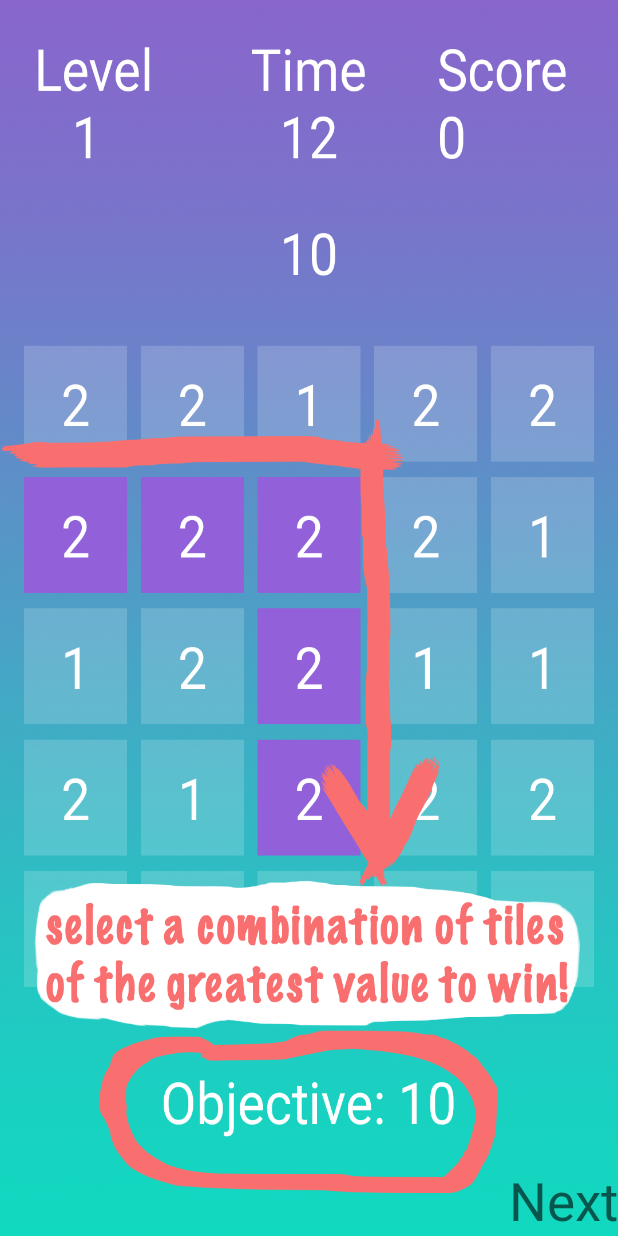
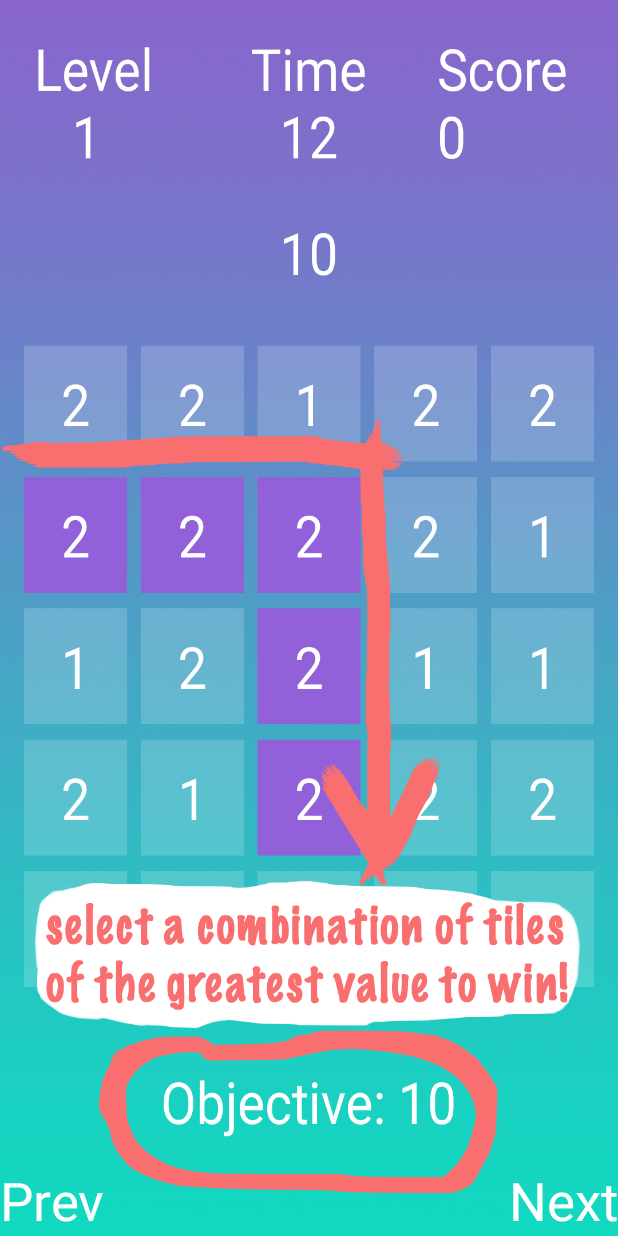
Before and after one commit to DaveDe/SumRun, an Android app: the Help screen opened directly, with no data from a screen before it, after a tap on "Next", on a phone screen of 412 x 824 dp. Run offline under Robolectric (Android 15) with nearby library versions, the phone set to English and light mode, and no system bars.

Commit message:
fixed bugs

```diff
--- a/app/src/main/AndroidManifest.xml
+++ b/app/src/main/AndroidManifest.xml
@@ -10,6 +10,7 @@
         android:theme="@style/AppTheme">
         <activity android:name=".MainActivity"
                     android:noHistory="true"
+                    android:theme="@android:style/Theme.NoTitleBar.Fullscreen"
                     android:screenOrientation="portrait">
             <intent-filter>
                 <action android:name="android.intent.action.MAIN" />
@@ -19,7 +20,7 @@
         </activity>
 
         <activity android:name=".GameOver"
-
+                    android:theme="@android:style/Theme.NoTitleBar.Fullscreen"
                     android:screenOrientation="portrait">
             <intent-filter>
                 <action android:name="android.intent.action.MAIN" />
@@ -30,6 +31,7 @@
 
         <activity android:name=".Help"
             android:noHistory="true"
+            android:theme="@android:style/Theme.NoTitleBar.Fullscreen"
             android:screenOrientation="portrait">
             <intent-filter>
                 <action android:name="android.intent.action.MAIN" />
--- a/app/src/main/java/com/example/dave/sumrun/Help.java
+++ b/app/src/main/java/com/example/dave/sumrun/Help.java
@@ -6,8 +6,6 @@ import android.content.res.Resources;
 import android.graphics.drawable.Drawable;
 import android.os.Bundle;
 import android.view.View;
-import android.view.Window;
-import android.view.WindowManager;
 import android.widget.RelativeLayout;
 import android.widget.TextView;
 
@@ -17,13 +15,12 @@ public class Help extends Activity {
 
     private RelativeLayout rl;
     private TextView tv;
-    int count;
+    private TextView tv2;
+    private int count;
 
     @Override
     protected void onCreate(Bundle savedInstanceState) {
         super.onCreate(savedInstanceState);
-        this.requestWindowFeature(Window.FEATURE_NO_TITLE);
-        this.getWindow().setFlags(WindowManager.LayoutParams.FLAG_FULLSCREEN, WindowManager.LayoutParams.FLAG_FULLSCREEN);
         setContentView(R.layout.help);
 
         try{
@@ -35,6 +32,9 @@ public class Help extends Activity {
 
         rl = (RelativeLayout) findViewById(R.id.relativeLayout);
         tv = (TextView) findViewById(R.id.tv);
+        tv2 = (TextView) findViewById(R.id.tv2);
+
+        count = 1;
 
         Intent i = getIntent();
         final String sender = i.getStringExtra("class");
@@ -43,25 +43,60 @@ public class Help extends Activity {
             @Override
             public void onClick(View v) {
 
+                changeInstruction(sender);
+
+            }
+        });
+
+        tv2.setOnClickListener(new View.OnClickListener() {
+            @Override
+            public void onClick(View v) {
+                if(count > 0){
+                    count-=2;
+                    changeInstruction(sender);
+                }
+                if(count == 0){
+                    tv2.setText("");
+                }
+
+            }
+        });
+
+    }
+
+    private void changeInstruction(String sender){
+
         switch (count) {
 
             case 0:
                 Resources res = getResources();
-                        Drawable drawable = res.getDrawable(R.mipmap.instruction_2);
+                Drawable drawable = res.getDrawable(R.mipmap.instruction_1);
                 rl.setBackground(drawable);
+                tv.setText("Next");
+                tv2.setText("");
                 break;
             case 1:
                 Resources res2 = getResources();
-                        Drawable drawable2 = res2.getDrawable(R.mipmap.instruction_3);
+                Drawable drawable2 = res2.getDrawable(R.mipmap.instruction_2);
                 rl.setBackground(drawable2);
+                tv.setText("Next");
+                tv2.setText("Prev");
                 break;
             case 2:
                 Resources res3 = getResources();
-                        Drawable drawable3 = res3.getDrawable(R.mipmap.instruction_4);
+                Drawable drawable3 = res3.getDrawable(R.mipmap.instruction_3);
                 rl.setBackground(drawable3);
-                        tv.setText("Done");
+                tv.setText("Next");
+                tv2.setText("Prev");
                 break;
             case 3:
+                Resources res4 = getResources();
+                Drawable drawable4 = res4.getDrawable(R.mipmap.instruction_4);
+                rl.setBackground(drawable4);
+                tv.setText("Done");
+                tv2.setText("Prev");
+                break;
+            case 4:
                 if (sender.equals("gameOver")) {
                     Intent i = new Intent(getBaseContext(), GameOver.class);
                     startActivity(i);
@@ -74,10 +109,6 @@ public class Help extends Activity {
 
         count++;
 
-
-            }
-        });
-
     }
 
 
--- a/app/src/main/res/layout/help.xml
+++ b/app/src/main/res/layout/help.xml
@@ -11,9 +11,22 @@
         android:layout_height="wrap_content"
         android:textAppearance="?android:attr/textAppearanceMedium"
         android:text="Next"
+        android:textColor="#ffffff"
         android:textSize="35sp"
         android:id="@+id/tv"
         android:layout_alignParentBottom="true"
         android:layout_alignParentRight="true"
         android:layout_alignParentEnd="true" />
+
+    <TextView
+        android:layout_width="wrap_content"
+        android:layout_height="wrap_content"
+        android:textAppearance="?android:attr/textAppearanceMedium"
+        android:text=""
+        android:textColor="#ffffff"
+        android:textSize="35sp"
+        android:id="@+id/tv2"
+        android:layout_alignTop="@+id/tv"
+        android:layout_alignParentLeft="true"
+        android:layout_alignParentBottom="true" />
 </RelativeLayout>
--- a/app/src/main/res/values/colors.xml
+++ b/app/src/main/res/values/colors.xml
@@ -3,9 +3,9 @@
     <color name="colorPrimary">#3F51B5</color>
     <color name="colorPrimaryDark">#303F9F</color>
     <color name="red">#f96f6f</color>
-    <color name="red2">#9B0101</color>
-    <color name="orange">#F77604</color>
-    <color name="yellow">#E2E607</color>
+    <color name="red2">#ff0000</color>
+    <color name="orange">#ff7700</color>
+    <color name="yellow">#ffff00</color>
     <color name="white">#ffffff</color>
     <color name="purple">#9261d9</color>
 </resources>
```
Also changed, not shown: app/src/main/java/com/example/dave/sumrun/GameOver.java (+27 -2 lines), app/src/main/java/com/example/dave/sumrun/MainActivity.java (+29 -19 lines), app/src/main/res/layout/game_over.xml (+8 -0 lines), 2 other files. Lines whose indentation alone changed are shown as unchanged.
